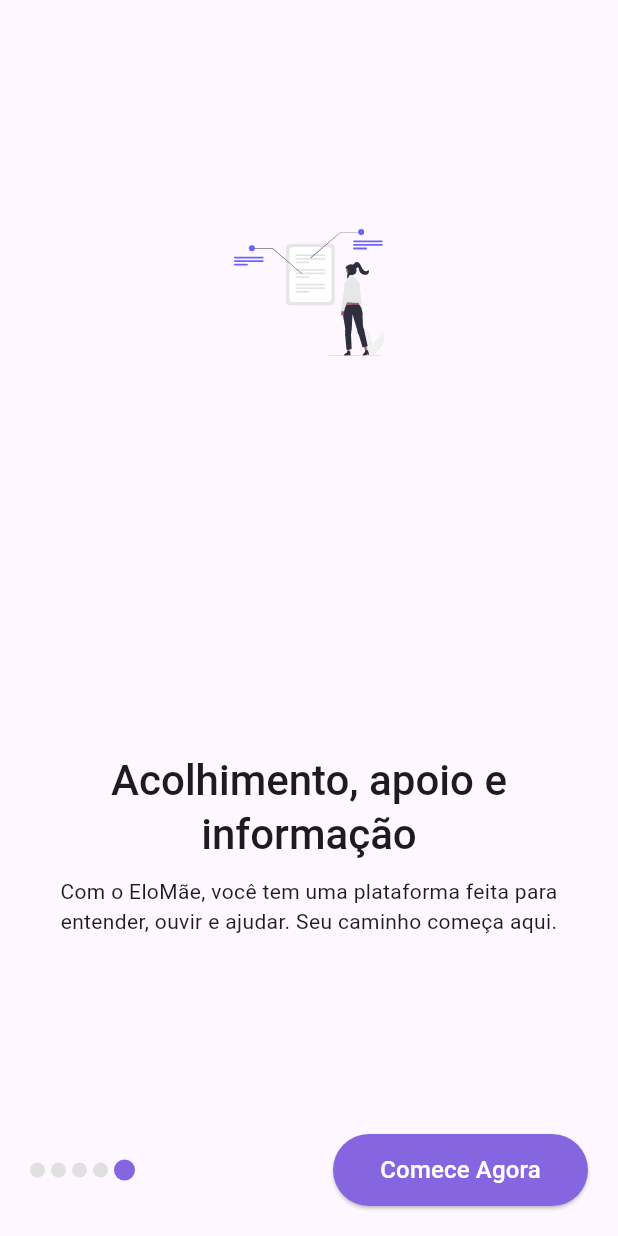
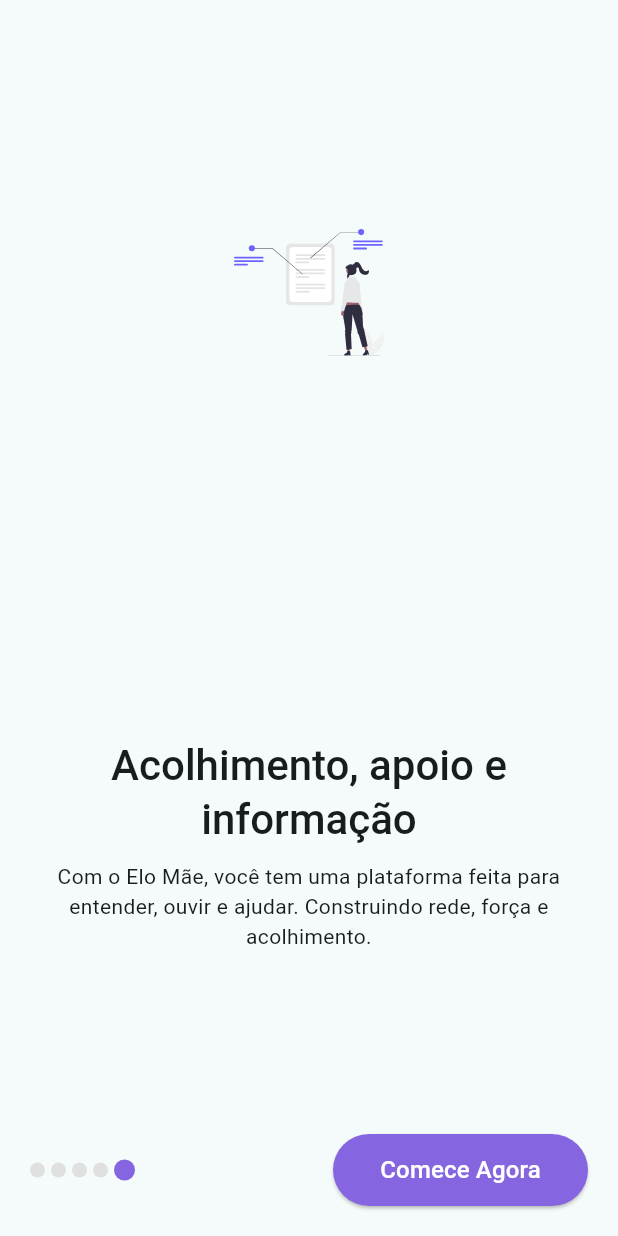
Before and after one commit to Denils0n/EloMae, a Flutter app: the screen it shows after launch, swiped to page 5, on a phone screen of 412 x 824 dp. Run offline on Flutter 3.47's test engine with Material 3 defaults, Android fonts, the phone set to English and light mode, and no system bars; our stand-ins replace cloud_firestore, firebase_core, flutter_svg, go_router; missing offline and left inert: lucid_validation; accounts and stored records are empty; generated files the repository leaves out were written again.

Commit message:
style: modificacoes na tela welcome e onboarding

```diff
--- a/lib/app/models/onboard_model.dart
+++ b/lib/app/models/onboard_model.dart
@@ -37,6 +37,6 @@
     image: 'assets/images/onboarding/image1.svg',
     title: 'Acolhimento, apoio e informação',
     description:
-        'Com o EloMãe, você tem uma plataforma feita para entender, ouvir e ajudar. Seu caminho começa aqui.',
+        'Com o Elo Mãe, você tem uma plataforma feita para entender, ouvir e ajudar. Construindo rede, força e acolhimento.',
   ),
 ];
--- a/lib/app/views/screens/welcome_screen.dart
+++ b/lib/app/views/screens/welcome_screen.dart
@@ -21,6 +21,7 @@
               Text(
                 'Encontre apoio, informação e uma comunidade segura para caminhar junto com você.',
                 style: TextStyle(fontSize: 16, fontWeight: FontWeight.normal),
+                textAlign: TextAlign.justify,
               ),
               const SizedBox(height: 20),
               Column(
@@ -29,7 +30,7 @@
                     width: 340,
                     height: 48,
                     child: ElevatedButton(
-                      onPressed: () => GoRouter.of(context).push('/database'),
+                      onPressed: () => GoRouter.of(context).push('/register'),
                       style: ElevatedButton.styleFrom(
                         backgroundColor: const Color(0xFF8566E0),
                         foregroundColor: Colors.white,
--- a/lib/main.dart
+++ b/lib/main.dart
@@ -20,7 +20,7 @@
     return MaterialApp.router(
       title: 'EloMãe',
       theme: ThemeData(
-        colorScheme: ColorScheme.fromSeed(seedColor: Colors.deepPurple),
+        colorScheme: ColorScheme.fromSeed(seedColor: Color(0xffFAFAFA)),
       ),
       routerDelegate: routes.routerDelegate,
       routeInformationParser: routes.routeInformationParser,
```
Also changed, not shown: pubspec.lock.
